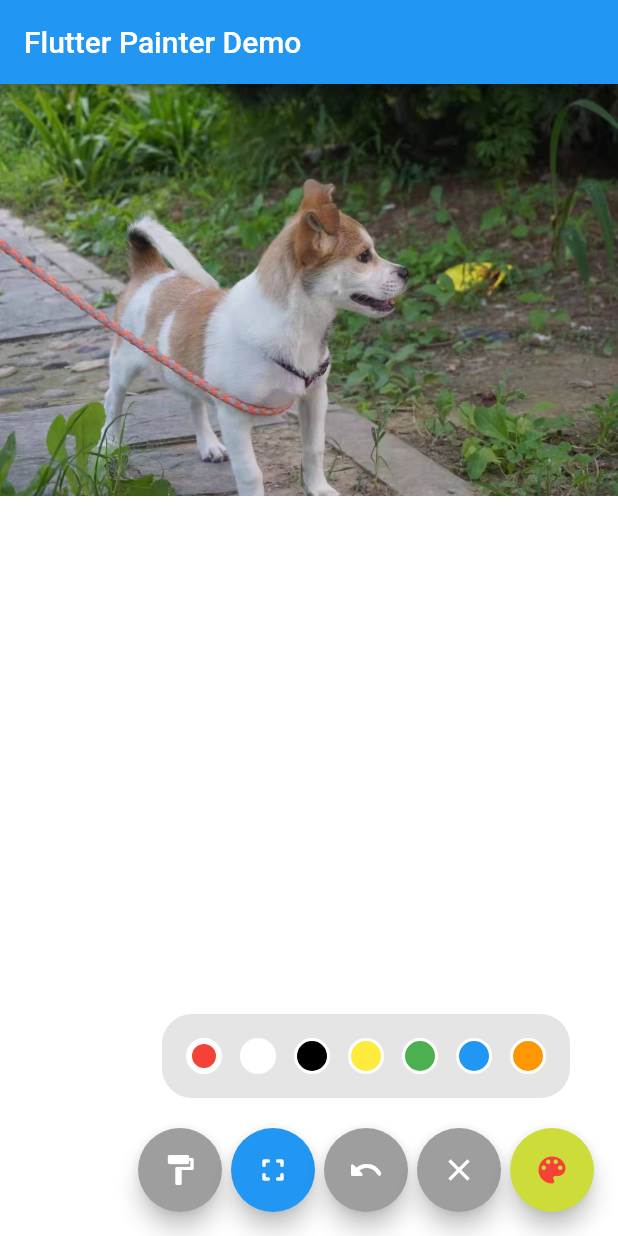
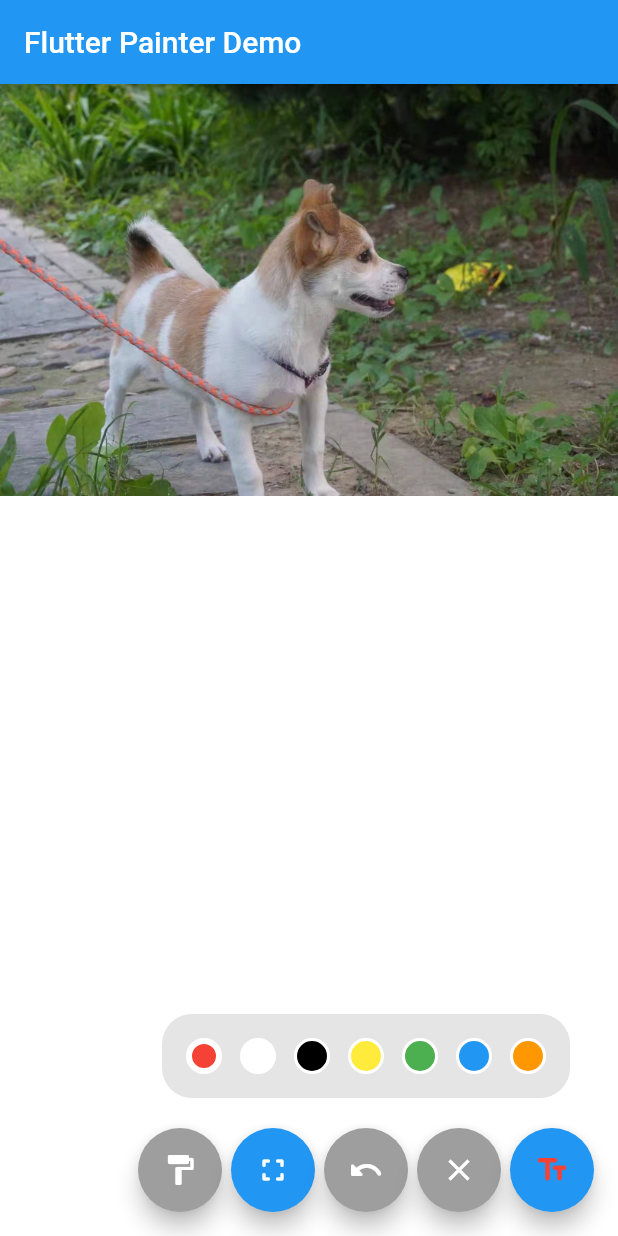
Before and after one commit to BytesZero/flutter_painter, a Flutter app: the screen it shows after launch, on a phone screen of 412 x 824 dp. Run offline on Flutter 3.47's test engine with Material 2 defaults, Android fonts, the phone set to English and light mode, and no system bars.

Commit message:
1、添加文字绘制

```diff
--- a/example/lib/draw/base_draw.dart
+++ b/example/lib/draw/base_draw.dart
@@ -1,8 +1,9 @@
 import 'package:flutter/rendering.dart';
+export 'package:flutter/rendering.dart';
 
 abstract class BaseDraw {
   Offset offset; // 位置
-  Size size; // 大小
+  Size drawSize; // 绘制项大小
   Paint paint = Paint(); // 画笔
 
   /// 绘制
--- a/example/lib/draw/draw_borad.dart
+++ b/example/lib/draw/draw_borad.dart
@@ -9,6 +9,7 @@ class DrawBorad extends CustomPainter {
 
   @override
   void paint(Canvas canvas, Size size) {
+    debugPrint('size:${size.toString()}');
     for (var draw in paintList) {
       draw.draw(canvas, size);
     }
@@ -24,4 +25,5 @@ class DrawBorad extends CustomPainter {
 enum BoradMode {
   Draw, // 绘制模式
   Zoom, // 缩放模式
+  Crop, // 裁剪模式
 }
--- a/example/lib/draw/draw_line.dart
+++ b/example/lib/draw/draw_line.dart
@@ -1,22 +1,21 @@
-import 'dart:ui';
-
 import 'base_draw.dart';
 
 /// 绘制线
 class DrawLine extends BaseDraw {
   Color color = Color(0xFFFFFFFF); // 颜色
   double lineWidth = 4; //线宽
-  Path path = Path(); // 路径
   List<Offset> linePath = []; // 绘制线的点的集合
 
   @override
   void draw(Canvas canvas, Size size) {
+    // 设置画笔
     paint
       ..isAntiAlias = true
       ..color = color
       ..style = PaintingStyle.stroke
       ..strokeCap = StrokeCap.round
       ..strokeWidth = lineWidth;
+    // 绘制涂鸦
     for (int i = 0; i < linePath.length - 1; i++) {
       if (linePath[i] != null && linePath[i + 1] != null) {
         // 绘制线
--- /dev/null
+++ b/example/lib/draw/draw_text.dart
@@ -0,0 +1,26 @@
+import 'package:flutter/gestures.dart';
+
+import 'base_draw.dart';
+
+/// 绘制文字
+class DrawText extends BaseDraw {
+  String text; // 文字
+  Color color = Color(0xFFFFFFFF); // 颜色
+  double fontSize = 14; // 文字大小
+
+  @override
+  void draw(Canvas canvas, Size size) {
+    if (text?.isEmpty ?? true) {
+      return;
+    }
+    // 设置央视
+    TextStyle style = TextStyle(fontSize: fontSize, color: color);
+    // 设置问绷
+    TextSpan textSpan = TextSpan(text: text, style: style,recognizer: ForcePressGestureRecognizer());
+    // 设置文本画笔
+    TextPainter tp =
+        TextPainter(text: textSpan, textDirection: TextDirection.ltr);
+    tp.layout(minWidth: 20.0, maxWidth: size.width);
+    tp.paint(canvas, offset);
+  }
+}
--- a/example/lib/home_page.dart
+++ b/example/lib/home_page.dart
@@ -2,6 +2,7 @@ import 'dart:math' as math;
 
 import 'package:flutter/material.dart';
 import 'package:flutter/widgets.dart';
+import 'package:flutter_painter_example/draw/draw_text.dart';
 import 'draw/draw_borad.dart';
 import 'draw/draw_line.dart';
 import 'draw/base_draw.dart';
@@ -132,6 +133,7 @@ class _HomePageState extends State<HomePage>
                       )
                     : SizedBox(),
                 CustomPaint(
+                  size: MediaQuery.of(context).size,
                   painter: DrawBorad(paintList: paintList),
                 ),
               ],
@@ -236,13 +238,18 @@ class _HomePageState extends State<HomePage>
               SizedBox(width: 6),
               FloatingActionButton(
                 child: Icon(
-                  Icons.color_lens_rounded,
+                  Icons.text_fields_rounded,
                   color: selectColor,
                 ),
-                tooltip: '颜色',
-                backgroundColor: Colors.lime,
+                tooltip: '文本',
                 onPressed: () {
-                  paintList = [];
+                  DrawText drawText = DrawText()
+                    ..text =
+                        '花熊使\n用低级方法时dart:ui，习惯上以前缀这些类ui.。\n这也有助于解决命名冲突。例如，TextStyle还可以在绘画库中定义。如果使用了TextStyle，则您需要为单个样式dart:ui使用编码，TextStyle().getTextStyle()或TextStyle().build()递归地应用样式树。'
+                    ..drawSize = Size(100, 100)
+                    ..offset = Offset(80, 80)
+                    ..color = selectColor;
+                  paintList.add(drawText);
                   setState(() {});
                 },
               ),
```
